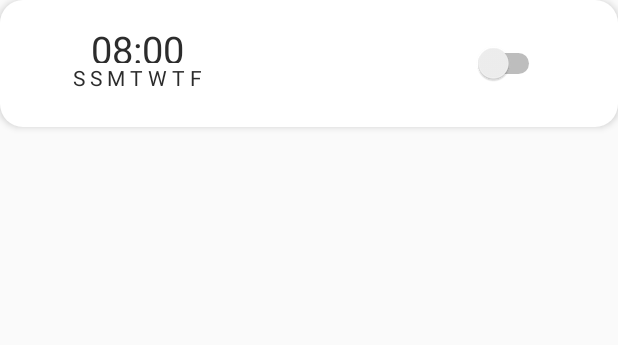
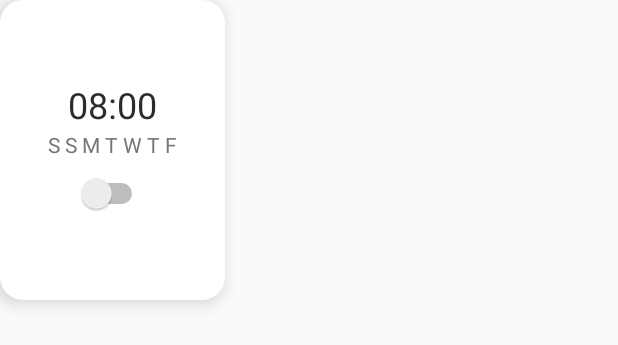
Before and after one commit to oussamabonnor1/JetAlarm_androidApp, an Android app: the layout alarm_view_item.xml on its own in the app's theme, with its tools: preview values and no code run, on a phone screen of 412 x 824 dp. Shown: the top 345 px of the screen. Run offline under Robolectric (Android 15) with nearby library versions, the phone set to English and light mode, and no system bars; Roboto replaces fonts that are not available here.

Commit message:
refactoring project hierarchy, changing alarm view item style

```diff
--- a/app/src/main/java/com/jetlightstudio/jetalarm/Alarm.java
+++ b/app/src/main/java/com/jetlightstudio/jetalarm/Model/Alarm.java
@@ -1,4 +1,4 @@
-package com.jetlightstudio.jetalarm;
+package com.jetlightstudio.jetalarm.Model;
 
 public class Alarm {
     private int hour, minute, id;
--- a/app/src/main/java/com/jetlightstudio/jetalarm/AlarmBroadcastReceiver.java
+++ b/app/src/main/java/com/jetlightstudio/jetalarm/ToolBox/AlarmBroadcastReceiver.java
@@ -1,4 +1,4 @@
-package com.jetlightstudio.jetalarm;
+package com.jetlightstudio.jetalarm.ToolBox;
 
 import android.content.BroadcastReceiver;
 import android.content.Context;
--- a/app/src/main/java/com/jetlightstudio/jetalarm/DataBaseManager.java
+++ b/app/src/main/java/com/jetlightstudio/jetalarm/ToolBox/DataBaseManager.java
@@ -1,4 +1,4 @@
-package com.jetlightstudio.jetalarm;
+package com.jetlightstudio.jetalarm.ToolBox;
 
 import android.content.ContentValues;
 import android.content.Context;
@@ -6,6 +6,9 @@ import android.database.Cursor;
 import android.database.sqlite.SQLiteDatabase;
 import android.database.sqlite.SQLiteOpenHelper;
 import android.widget.Toast;
+
+import com.jetlightstudio.jetalarm.Controllers.AlarmSettingActivity;
+import com.jetlightstudio.jetalarm.Model.Alarm;
 
 import java.util.ArrayList;
 import java.util.Calendar;
--- a/app/src/main/java/com/jetlightstudio/jetalarm/RingtoneService.java
+++ b/app/src/main/java/com/jetlightstudio/jetalarm/ToolBox/RingtoneService.java
@@ -1,10 +1,12 @@
-package com.jetlightstudio.jetalarm;
+package com.jetlightstudio.jetalarm.ToolBox;
 
 import android.app.Service;
 import android.content.Intent;
 import android.media.MediaPlayer;
 import android.os.IBinder;
 import android.support.annotation.Nullable;
+
+import com.jetlightstudio.jetalarm.R;
 
 public class RingtoneService extends Service {
 
@@ -18,7 +20,7 @@ public class RingtoneService extends Service {
     @Override
     public int onStartCommand(Intent intent, int flags, int startId) {
         System.out.println("hello, started!");
-        MediaPlayer mediaPlayer = MediaPlayer.create(getApplicationContext(),R.raw.hello);
+        MediaPlayer mediaPlayer = MediaPlayer.create(getApplicationContext(), R.raw.hello);
         mediaPlayer.start();
         return START_NOT_STICKY;
     }
--- a/app/src/main/res/layout/activity_alarm_setting.xml
+++ b/app/src/main/res/layout/activity_alarm_setting.xml
@@ -5,7 +5,7 @@
     android:layout_height="match_parent"
     android:background="@drawable/background_style"
     android:orientation="vertical"
-    tools:context=".AlarmSettingActivity"
+    tools:context=".Controllers.AlarmSettingActivity"
     android:weightSum="1">
 
     <Space
--- a/app/src/main/res/layout/alarm_view_item.xml
+++ b/app/src/main/res/layout/alarm_view_item.xml
@@ -1,58 +1,39 @@
 <?xml version="1.0" encoding="utf-8"?>
-<LinearLayout
-    xmlns:android="http://schemas.android.com/apk/res/android"
+<LinearLayout xmlns:android="http://schemas.android.com/apk/res/android"
     xmlns:tools="http://schemas.android.com/tools"
-    android:layout_width="match_parent"
-    android:layout_height="wrap_content"
+    android:id="@+id/backgroundLayout"
+    android:layout_width="150dp"
+    android:layout_height="200dp"
     android:background="@drawable/button_style"
+    android:elevation="7dp"
+    android:gravity="center"
+    android:orientation="vertical"
     android:padding="15dp"
-    android:elevation="3dp"
-    android:orientation="horizontal"
     android:weightSum="1">
-
-    <LinearLayout
-        android:layout_width="0dp"
-        android:layout_height="match_parent"
-        android:orientation="vertical"
-        android:layout_weight=".4"
-        android:weightSum="1"
-        >
 
     <TextView
         android:id="@+id/timeText"
         android:layout_width="match_parent"
         android:layout_height="0dp"
-            android:layout_weight=".5"
+        android:layout_weight=".2"
+        android:text="08:00"
+        android:textAlignment="center"
         android:textColor="@color/colorTextDark"
-            android:textSize="25dp"
-            android:text="08:00"
-            android:textAlignment="center"/>
+        android:textSize="24sp" />
 
     <TextView
         android:id="@+id/weekText"
-            android:textColor="@color/colorTextDark"
         android:layout_width="match_parent"
         android:layout_height="0dp"
-            android:layout_weight=".5"
+        android:layout_weight=".15"
         android:text="S S M T W T F"
-            android:gravity="center|top"/>
-    </LinearLayout>
-    <Space
-        android:layout_width="0dp"
-        android:layout_height="match_parent"
-        android:layout_weight=".3"/>
-
-    <LinearLayout
-        android:layout_width="0dp"
-        android:layout_height="match_parent"
-        android:orientation="vertical"
-        android:gravity="center"
-        android:layout_weight=".3">
+        android:textAlignment="center"
+        android:textColor="@color/colorTextLight" />
 
     <Switch
         android:id="@+id/switchID"
         android:layout_width="wrap_content"
-            android:layout_height="wrap_content"
-            tools:checked="false"/>
+        android:layout_height="0dp"
+        android:layout_weight=".2"
+        tools:checked="false" />
 </LinearLayout>
-</LinearLayout>
--- a/app/src/main/res/layout/content_alarm_creation.xml
+++ b/app/src/main/res/layout/content_alarm_creation.xml
@@ -8,7 +8,7 @@
     android:orientation="vertical"
     android:weightSum="1"
     app:layout_behavior="@string/appbar_scrolling_view_behavior"
-    tools:context=".AlarmCreationActivity"
+    tools:context=".Controllers.AlarmCreationActivity"
     android:gravity="bottom"
     tools:showIn="@layout/activity_alarm_creation">
 
--- a/app/src/main/res/menu/menu_alarm_creation.xml
+++ b/app/src/main/res/menu/menu_alarm_creation.xml
@@ -1,7 +1,7 @@
 <menu xmlns:android="http://schemas.android.com/apk/res/android"
     xmlns:app="http://schemas.android.com/apk/res-auto"
     xmlns:tools="http://schemas.android.com/tools"
-    tools:context="com.jetlightstudio.jetalarm.AlarmCreationActivity">
+    tools:context="com.jetlightstudio.jetalarm.Controllers.AlarmCreationActivity">
     <item
         android:id="@+id/action_settings"
         android:orderInCategory="100"
```
Also changed, not shown: app/src/main/AndroidManifest.xml (+4 -4 lines), app/src/main/java/com/jetlightstudio/jetalarm/Controllers/AlarmCreationActivity.java (renamed from app/src/main/java/com/jetlightstudio/jetalarm/AlarmCreationActivity.java, +5 -11 lines), app/src/main/java/com/jetlightstudio/jetalarm/Controllers/AlarmSettingActivity.java (renamed from app/src/main/java/com/jetlightstudio/jetalarm/AlarmSettingActivity.java, +6 -3 lines), app/src/main/res/drawable-v24/alarm_on_style.xml (added, +9 -0 lines), app/src/main/res/layout/activity_alarm_creation.xml (+33 -12 lines). Lines whose indentation alone changed are shown as unchanged.
